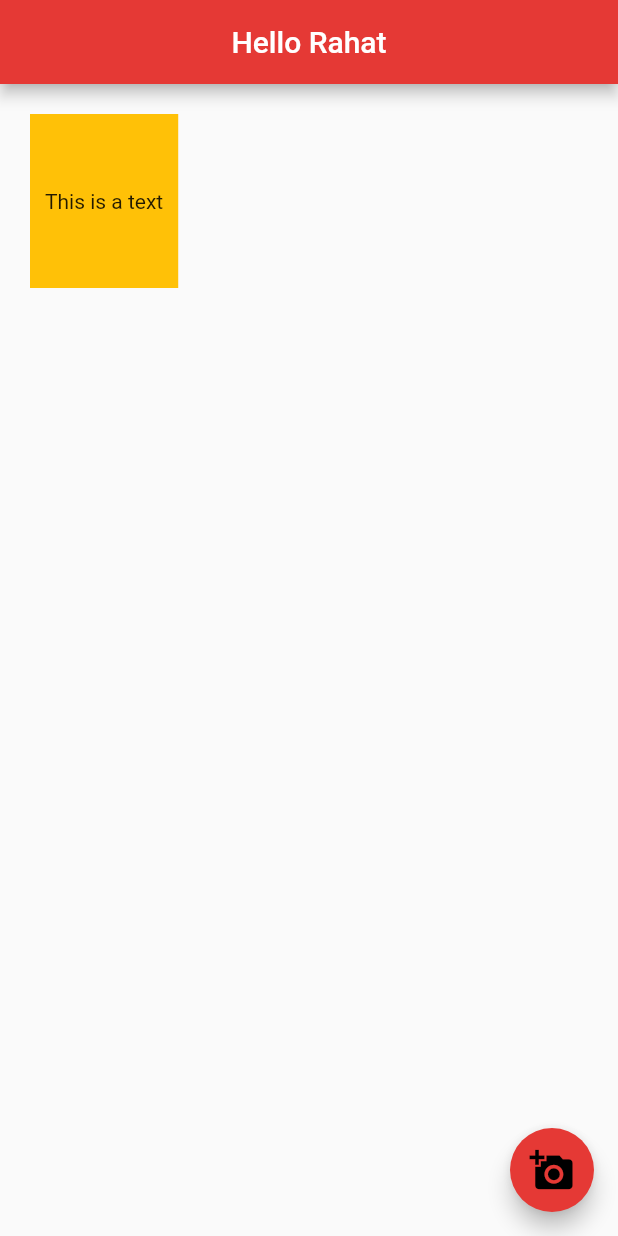
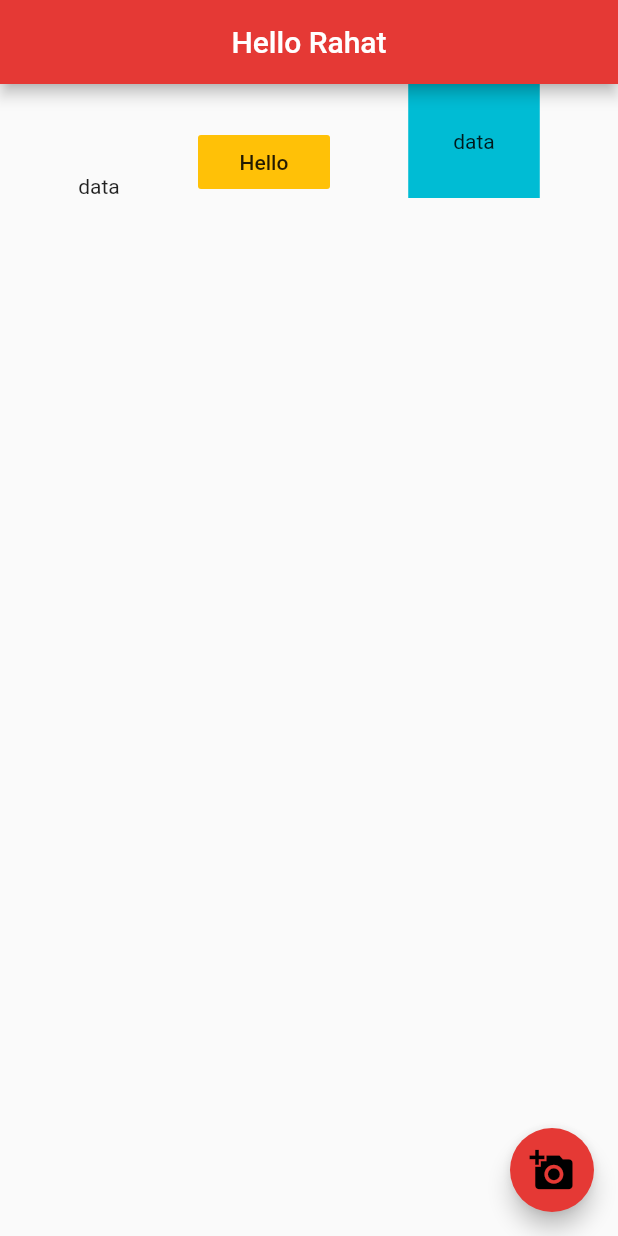
Before and after one commit to rahat1994/flutterRestart, a Flutter app: the screen it shows after launch, on a phone screen of 412 x 824 dp. Run offline on Flutter 3.47's test engine with Material 2 defaults, Android fonts, the phone set to English and light mode, and no system bars.

Commit message:
rows for the widgets.

```diff
--- a/lib/main.dart
+++ b/lib/main.dart
@@ -13,11 +13,22 @@ class MyApp extends StatelessWidget {
         centerTitle: true,
         backgroundColor: Colors.red[600],
       ),
-      body: Container(
-        color: Colors.amber ,
-        child: Text('This is a text'),
-        padding: EdgeInsets.symmetric(horizontal: 10.0, vertical: 50.0),
-        margin: EdgeInsets.all(20),
+      body: Row(
+        mainAxisAlignment: MainAxisAlignment.spaceEvenly,
+        crossAxisAlignment: CrossAxisAlignment.end,
+        children: <Widget>[
+          Text('data'),
+          FlatButton(
+            child: Text('Hello'),
+            onPressed: (){},
+            color: Colors.amber,
+          ),
+          Container(
+            color: Colors.cyan,
+            padding: EdgeInsets.all(30.0),
+            child: Text('data'),
+          )
+        ],
       ),
       floatingActionButton: FloatingActionButton(
         child: Icon(
```
